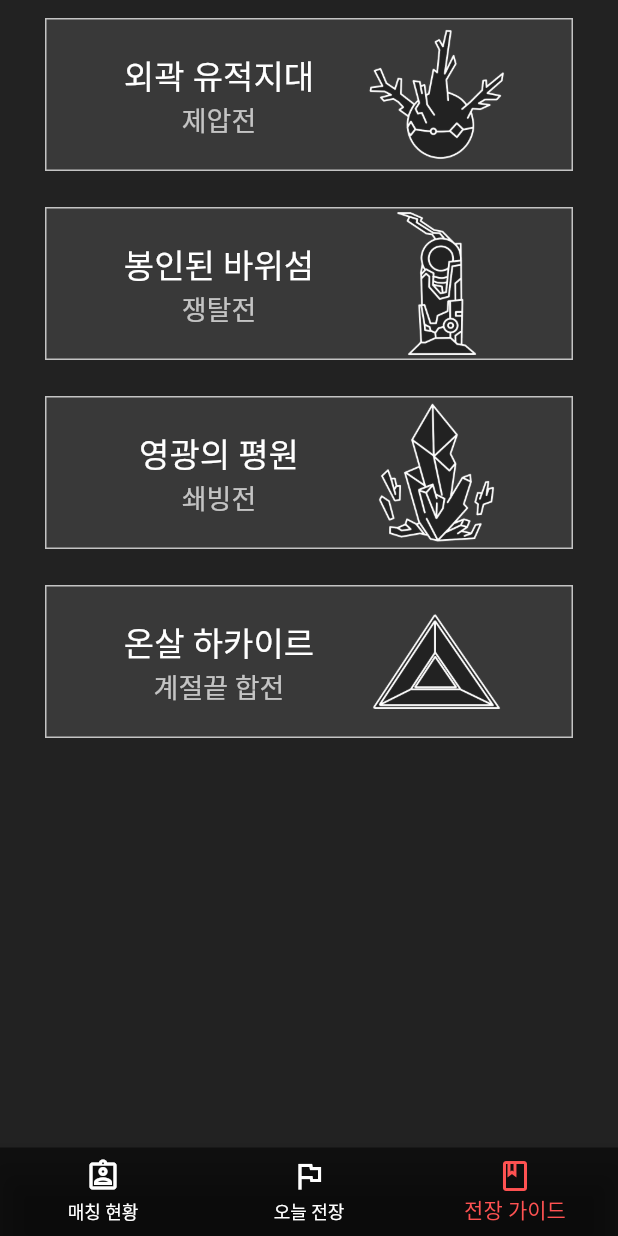
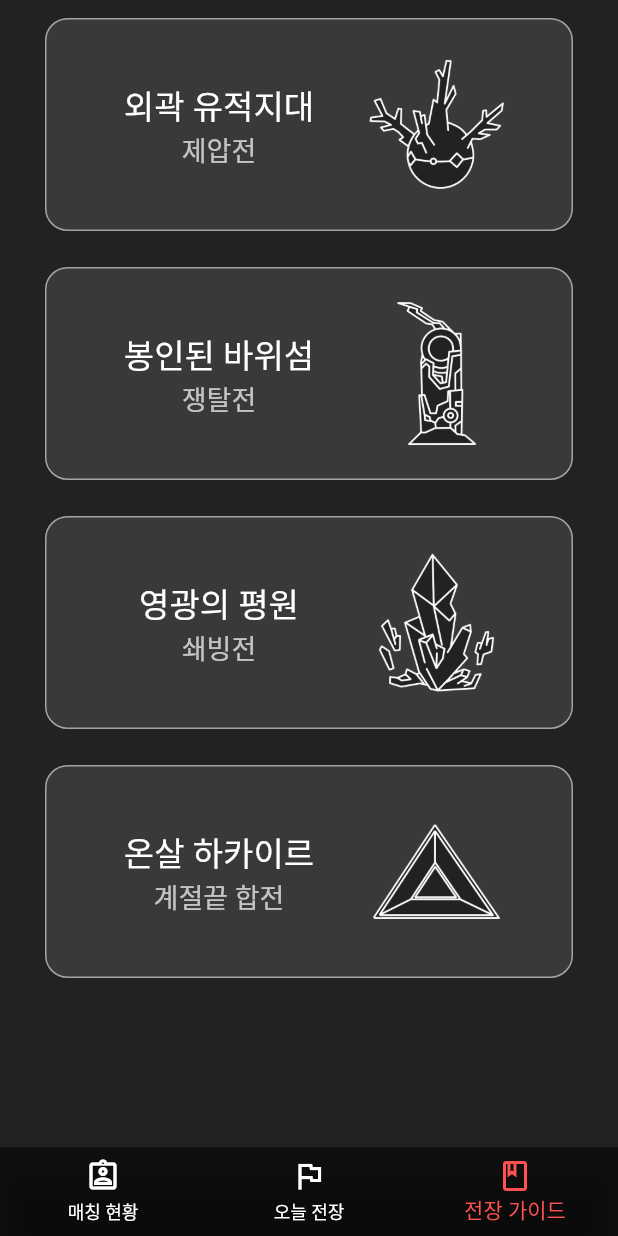
Before and after one commit to soyeon-noh/FF14_Frontline, a Flutter app: the screen it shows after launch, item 3 of the bottom bar chosen, on a phone screen of 412 x 824 dp. Run offline on Flutter 3.47's test engine with Material 2 defaults, Android fonts, the light colour scheme and no system bars; our stand-ins replace table_calendar; Roboto replaces fonts that are missing (Noto).

Commit message:
이중 runApp 문제 해결

```diff
--- a/lib/guide/GuidePage.dart
+++ b/lib/guide/GuidePage.dart
@@ -14,21 +14,25 @@ class GuidePage extends StatelessWidget {
           title: '외곽 유적지대',
           subTitle: '제압전',
           frontline: 'TheBorderlandRuins',
+          route: '/ruins',
         ),
         GuidePageBox(
           title: '봉인된 바위섬',
           subTitle: '쟁탈전',
           frontline: 'SealRock',
+          route : '/rock'
         ),
         GuidePageBox(
           title: '영광의 평원',
           subTitle: '쇄빙전',
           frontline: 'TheFieldsOfGlory',
+          route: '/fields',
         ),
         GuidePageBox(
           title: '온살 하카이르',
           subTitle: '계절끝 합전',
           frontline: 'OnsalHakair',
+          route: '/onsal',
         ),
       ],
     );
--- a/lib/guide/GuidePageBox.dart
+++ b/lib/guide/GuidePageBox.dart
@@ -4,31 +4,39 @@ class GuidePageBox extends StatelessWidget {
   String title;
   String subTitle;
   String frontline;
+  String route;
 
   GuidePageBox({
     required this.title,
     required this.subTitle,
     required this.frontline,
+    required this.route,
     Key? key,
   }) : super(key: key);
 
+
   @override
   Widget build(BuildContext context) {
-    return Container(
+    return GestureDetector(
+      onTap: (){
+        Navigator.of(context).pushNamed(route);
+      },
+      child: Container(
         decoration: BoxDecoration(
           color: Colors.white10,
-        border:Border.all(
-          color: Colors.white70,
+          border: Border.all(
+            color: Colors.white54,
             style: BorderStyle.solid,
             width: 1,
           ),
+          borderRadius: BorderRadius.circular(15),
         ),
         margin: EdgeInsets.symmetric(
           vertical: 12,
           horizontal: 30,
         ),
         padding: EdgeInsets.symmetric(
-        // vertical: 20,
+          vertical: 20,
           // horizontal: 10
         ),
         child: Row(
@@ -38,12 +46,25 @@ class GuidePageBox extends StatelessWidget {
               width: 150,
               child: Column(
                 children: [
-                Text(title, style: TextStyle(fontSize: 22),),
-                Text(subTitle, style: TextStyle(color: Colors.white70),),
+                  Text(
+                    title,
+                    style: TextStyle(
+                      fontSize: 22,
+                      color: Colors.white,
+                    ),
+                  ),
+                  Text(
+                    subTitle,
+                    style: TextStyle(
+                      color: Colors.white70,
+                    ),
+                  ),
                 ],
               ),
             ),
-          SizedBox(width: 20,),
+            SizedBox(
+              width: 20,
+            ),
             Image.asset(
               'assets/img/${frontline}.png',
               width: 100,
@@ -51,6 +72,7 @@ class GuidePageBox extends StatelessWidget {
             )
           ],
         ),
+      ),
     );
   }
 }
--- a/lib/layout/FrontlineLayout.dart
+++ b/lib/layout/FrontlineLayout.dart
@@ -12,7 +12,8 @@ class FrontlineLayout extends StatelessWidget {
 
   @override
   Widget build(BuildContext context) {
-    return Container(
+    return SingleChildScrollView(
+      child: Container(
           color: Colors.black,
           child: Column(
             children: [
@@ -32,6 +33,7 @@ class FrontlineLayout extends StatelessWidget {
                   )),
               frontlineInfo,
             ],
-        ));
+          )),
+    );
   }
 }
--- a/lib/main.dart
+++ b/lib/main.dart
@@ -1,60 +1,33 @@
-import 'package:ff_frontline/guide/GuidePage.dart';
+import 'package:ff_frontline/frontline/OnsalHakair.dart';
+import 'package:ff_frontline/frontline/SealRock.dart';
+import 'package:ff_frontline/frontline/TheBorderlandRuins.dart';
+import 'package:ff_frontline/frontline/TheFieldsOfGlory.dart';
 import 'package:flutter/material.dart';
 import 'package:flutter/services.dart';
-
-import 'MainBody.dart';
+import 'package:ff_frontline/screen/HomeScreen.dart';
 
 // 국제화
 import 'package:intl/date_symbol_data_local.dart';
-
-import 'matching/MatchingPage.dart';
 
 void main() async {
   WidgetsFlutterBinding.ensureInitialized(); // 조매 26
 
   // 국제화
-  initializeDateFormatting()
-      .then((value) => runApp(MyApp(bodyWidget: MainBody())));
+  initializeDateFormatting().then(
+    (value) => HomeScreen(),
+  );
 
   runApp(
-    MyApp(
-      bodyWidget: MainBody(),
-    ),
-  );
-}
-
-// stless
-class MyApp extends StatefulWidget {
-  MyApp({
-    Key? key,
-    required Widget? this.bodyWidget,
-  }) : super(key: key);
-
-  final bodyWidget;
-
-  @override
-  State<MyApp> createState() => _MyAppState();
-}
-
-class _MyAppState extends State<MyApp> {
-  int _selectedIndex = 0;
-  // 선택된 페이지의 인덱스 넘버 초기화
-  final List<Widget> _widgetOptions = <Widget>[
-    MatchingPage(),
-    MainBody(),
-    GuidePage(),
-  ];
-
-  void _onItemTapped(int index) {
-    setState(() {
-      _selectedIndex = index;
-    });
-  }
-
-  @override
-  Widget build(BuildContext context) {
-    SystemChrome.setSystemUIOverlayStyle(SystemUiOverlayStyle.light);
-    return MaterialApp(
+    MaterialApp(
+      initialRoute: '/',
+      routes: {
+        '/': (context) => HomeScreen(),
+        '/onsal': (context) => OnsalHakair(),
+        '/rock': (context) => SealRock(),
+        '/ruins': (context) => TheBorderlandRuins(),
+        '/fields': (context) => TheFieldsOfGlory(),
+      },
+      // home: HomeScreen(),
       theme: ThemeData(
         // fontFamily: 'EF_Diary',
         fontFamily: 'Shilla',
@@ -63,51 +36,8 @@ class _MyAppState extends State<MyApp> {
               color: Color.fromRGBO(215, 18, 18, 1.0), fontSize: 28.0),
           bodyText2: TextStyle(
               color: Colors.white, fontSize: 18.0, fontFamily: 'Noto'),
-            )),
-        // home: MainScaffold(),
-        home: SafeArea(
-          child: Scaffold(
-            backgroundColor: Colors.black87,
-            resizeToAvoidBottomInset: false, // BOTTOM OVERFLOW 허용
-            // appBar: AppBar(
-            //   title: Text(
-            //     "전장 가자",
-            //     style: TextStyle(fontSize: 24),
-            //   ),
-            //   // leading: IconButton(
-            //   //     icon: Icon(Icons.menu),
-            //   //     onPressed: ()=> print("menu")),
-            //   // backgroundColor: Colors.transparent,
-            //   backgroundColor: Color.fromRGBO(255, 255, 255, 0.1),
-            //   elevation: 0, // 그림자 농도
-            //   centerTitle: true,
-            // ),
-            body: SingleChildScrollView(
-              child: _widgetOptions.elementAt(_selectedIndex),
-            ),
-            // drawer: MainDrawer(),
-            bottomNavigationBar: BottomNavigationBar(
-              items: <BottomNavigationBarItem>[
-                BottomNavigationBarItem(
-                  icon: Icon(Icons.assignment_ind_outlined),
-                  label: '매칭 현황',
-                ),
-                BottomNavigationBarItem(
-                  icon: Icon(Icons.flag_outlined),
-                  label: '오늘 전장',
-                ),
-                BottomNavigationBarItem(
-                  icon: Icon(Icons.book_outlined),
-                  label: '전장 가이드',
-                ),
-              ],
-              selectedItemColor: Colors.redAccent,
-              backgroundColor: Colors.black54,
-              unselectedItemColor: Colors.white,
-              currentIndex: _selectedIndex,
-              onTap: _onItemTapped,
         ),
       ),
-        ));
+    ),
+  );
 }
-}
--- a/lib/screen/HomeScreen.dart
+++ b/lib/screen/HomeScreen.dart
@@ -1,16 +1,18 @@
 import 'package:flutter/material.dart';
+import 'package:flutter/services.dart';
 
 import '../MainBody.dart';
 import '../guide/GuidePage.dart';
 import '../matching/MatchingPage.dart';
 
+// stless
 class HomeScreen extends StatefulWidget {
   const HomeScreen({
     Key? key,
-    required Widget? this.bodyWidget,
+    // required Widget? this.bodyWidget,
   }) : super(key: key);
 
-  final bodyWidget;
+  // final bodyWidget;
 
   @override
   State<HomeScreen> createState() => _HomeScreenState();
@@ -33,30 +35,16 @@ class _HomeScreenState extends State<HomeScreen> {
 
   @override
   Widget build(BuildContext context) {
-    return Scaffold(
+    SystemChrome.setSystemUIOverlayStyle(SystemUiOverlayStyle.light);
+    return SafeArea(
+      child: Scaffold(
         backgroundColor: Colors.black87,
         resizeToAvoidBottomInset: false, // BOTTOM OVERFLOW 허용
-      // appBar: AppBar(
-      //   title: Text(
-      //     "전장 가자",
-      //     style: TextStyle(fontSize: 24),
-      //   ),
-      //   // leading: IconButton(
-      //   //     icon: Icon(Icons.menu),
-      //   //     onPressed: ()=> print("menu")),
-      //   // backgroundColor: Colors.transparent,
-      //   backgroundColor: Color.fromRGBO(255, 255, 255, 0.1),
-      //   elevation: 0, // 그림자 농도
-      //   centerTitle: true,
-      // ),
-      body: SafeArea(
-        child: SingleChildScrollView(
+        body: SingleChildScrollView(
           child: _widgetOptions.elementAt(_selectedIndex),
         ),
-      ),
-      // drawer: MainDrawer(),
         bottomNavigationBar: BottomNavigationBar(
-        items: <BottomNavigationBarItem>[
+          items: const <BottomNavigationBarItem>[
             BottomNavigationBarItem(
               icon: Icon(Icons.assignment_ind_outlined),
               label: '매칭 현황',
@@ -76,6 +64,7 @@ class _HomeScreenState extends State<HomeScreen> {
           currentIndex: _selectedIndex,
           onTap: _onItemTapped,
         ),
+      ),
     );
   }
 }
```
Also changed, not shown: lib/drawer/MainDrawer.dart (+5 -5 lines), lib/matching/MatchingPage.dart (+41 -2 lines), lib/onPressed/OnItemPressed.dart (+6 -6 lines), assets/1.jpeg (deleted), assets/2.png (deleted), assets/3.png (deleted), assets/4.png (deleted), assets/badkodeong.png (deleted), assets/img/2.png (deleted), assets/kodeong.png (deleted), 1 other file. Lines whose indentation alone changed are shown as unchanged.
